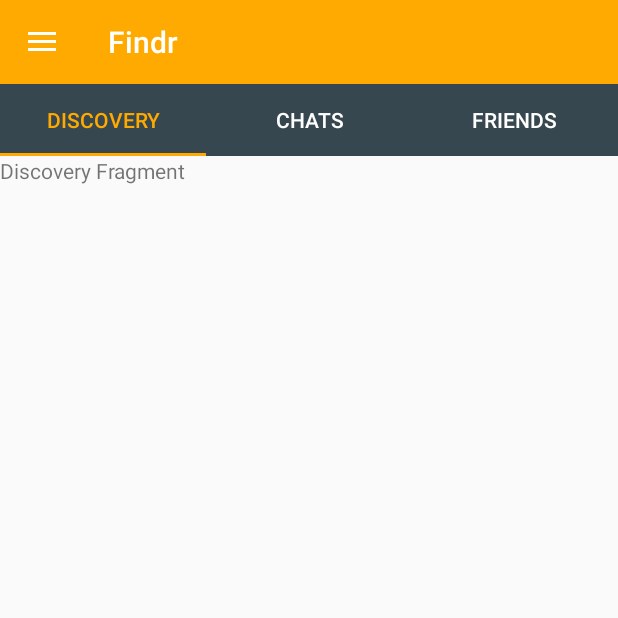
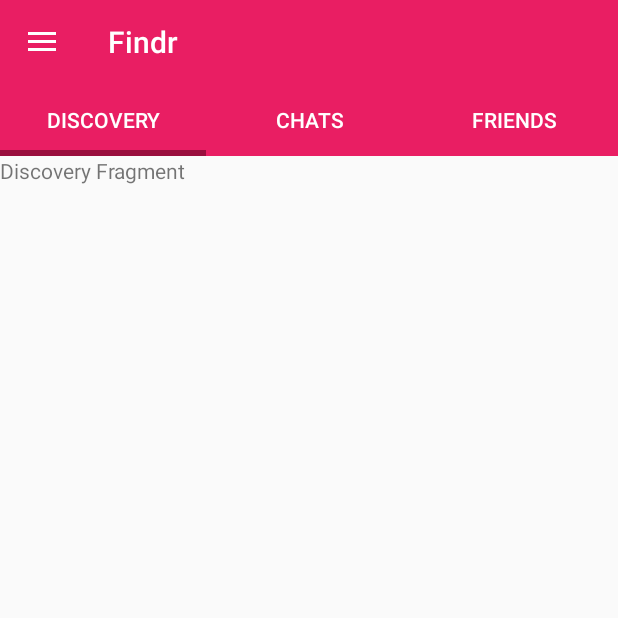
Before and after one commit to stefanberg96/Skeleton, an Android app: the screen it shows after launch (MainActivity), on a phone screen of 412 x 824 dp, the top half of it. Run offline under Robolectric (Android 15) with nearby library versions, the phone set to English and light mode, and no system bars.

Commit message:
pretty colors

```diff
--- a/app/src/main/res/layout/activity_main.xml
+++ b/app/src/main/res/layout/activity_main.xml
@@ -24,7 +24,7 @@
                 android:id="@+id/toolbar"
                 android:layout_width="match_parent"
                 android:layout_height="wrap_content"
-                android:background="@color/orange"
+                android:background="@color/pink"
                 android:theme="@style/ThemeOverlay.AppCompat.Dark.ActionBar"
                 app:title="Findr" />
             <FrameLayout
--- a/app/src/main/res/layout/nav_header_main2.xml
+++ b/app/src/main/res/layout/nav_header_main2.xml
@@ -2,7 +2,7 @@
 <LinearLayout xmlns:android="http://schemas.android.com/apk/res/android"
     android:layout_width="match_parent"
     android:layout_height="@dimen/nav_header_height"
-    android:background="@drawable/side_nav_bar"
+    android:background="@color/pink"
     android:gravity="bottom"
     android:orientation="vertical"
     android:paddingBottom="@dimen/activity_vertical_margin"
--- a/app/src/main/res/layout/tab_layout.xml
+++ b/app/src/main/res/layout/tab_layout.xml
@@ -11,10 +11,11 @@
         android:id="@+id/tabs"
         app:tabGravity="fill"
         app:tabMode="fixed"
-        android:background="@color/material_blue_grey_800"
-        app:tabIndicatorColor="@color/orange"
-        app:tabSelectedTextColor="@color/orange"
+        android:background="@color/pink"
+        app:tabIndicatorColor="@color/dark_pink"
+        app:tabSelectedTextColor="@color/white"
         app:tabTextColor="@color/white"
+        app:tabIndicatorHeight="4dp"
         android:layout_width="match_parent"
         android:layout_height="wrap_content">
     </android.support.design.widget.TabLayout>
--- a/app/src/main/res/values-v21/styles.xml
+++ b/app/src/main/res/values-v21/styles.xml
@@ -4,7 +4,7 @@
         <item name="windowActionBar">false</item>
         <item name="windowNoTitle">true</item>
         <item name="android:windowDrawsSystemBarBackgrounds">true</item>
-        <item name="android:statusBarColor">@android:color/transparent</item>
+        <item name="android:statusBarColor">@color/dark_pink</item>
     </style>
 
 </resources>
--- a/app/src/main/res/values/colors.xml
+++ b/app/src/main/res/values/colors.xml
@@ -6,4 +6,7 @@
     <color name="black">#000</color>
     <color name="orange">#FA0</color>
     <color name="white">#FFF</color>
+    <color name="pink">#e91e63</color>
+    <color name="dark_pink">#990e3d</color>
+
 </resources>
--- a/app/src/main/res/values/styles.xml
+++ b/app/src/main/res/values/styles.xml
@@ -3,8 +3,8 @@
     <!-- Base application theme. -->
     <style name="AppTheme" parent="Theme.AppCompat.Light.DarkActionBar">
         <!-- Customize your theme here. -->
-        <item name="colorPrimary">@color/colorPrimary</item>
-        <item name="colorPrimaryDark">@color/colorPrimaryDark</item>
+        <item name="colorPrimary">@color/pink</item>
+        <item name="colorPrimaryDark">@color/dark_pink</item>
         <item name="colorAccent">@color/colorAccent</item>
     </style>
 
```
